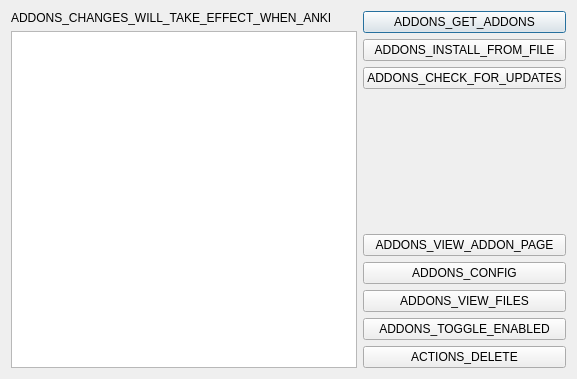
Above: qt/aqt/forms/addons.ui from ankitects/anki before the change. Below: the same form after it.
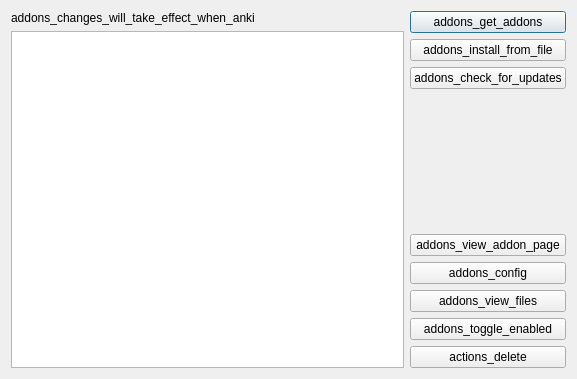
That is the form after the change.

Patch:
```diff
--- a/qt/aqt/forms/addons.ui
+++ b/qt/aqt/forms/addons.ui
@@ -25,7 +25,7 @@
      <item>
       <widget class="QLabel" name="label">
        <property name="text">
-        <string>ADDONS_CHANGES_WILL_TAKE_EFFECT_WHEN_ANKI</string>
+        <string>addons_changes_will_take_effect_when_anki</string>
        </property>
       </widget>
      </item>
@@ -43,21 +43,21 @@
      <item>
       <widget class="QPushButton" name="getAddons">
        <property name="text">
-        <string>ADDONS_GET_ADDONS</string>
+        <string>addons_get_addons</string>
        </property>
       </widget>
      </item>
      <item>
       <widget class="QPushButton" name="installFromFile">
        <property name="text">
-        <string>ADDONS_INSTALL_FROM_FILE</string>
+        <string>addons_install_from_file</string>
        </property>
       </widget>
      </item>
      <item>
       <widget class="QPushButton" name="checkForUpdates">
        <property name="text">
-        <string>ADDONS_CHECK_FOR_UPDATES</string>
+        <string>addons_check_for_updates</string>
        </property>
       </widget>
      </item>
@@ -77,35 +77,35 @@
      <item>
       <widget class="QPushButton" name="viewPage">
        <property name="text">
-        <string>ADDONS_VIEW_ADDON_PAGE</string>
+        <string>addons_view_addon_page</string>
        </property>
       </widget>
      </item>
      <item>
       <widget class="QPushButton" name="config">
        <property name="text">
-        <string>ADDONS_CONFIG</string>
+        <string>addons_config</string>
        </property>
       </widget>
      </item>
      <item>
       <widget class="QPushButton" name="viewFiles">
        <property name="text">
-        <string>ADDONS_VIEW_FILES</string>
+        <string>addons_view_files</string>
        </property>
       </widget>
      </item>
      <item>
       <widget class="QPushButton" name="toggleEnabled">
        <property name="text">
-        <string>ADDONS_TOGGLE_ENABLED</string>
+        <string>addons_toggle_enabled</string>
        </property>
       </widget>
      </item>
      <item>
       <widget class="QPushButton" name="delete_2">
        <property name="text">
-        <string>ACTIONS_DELETE</string>
+        <string>actions_delete</string>
        </property>
       </widget>
      </item>
```
